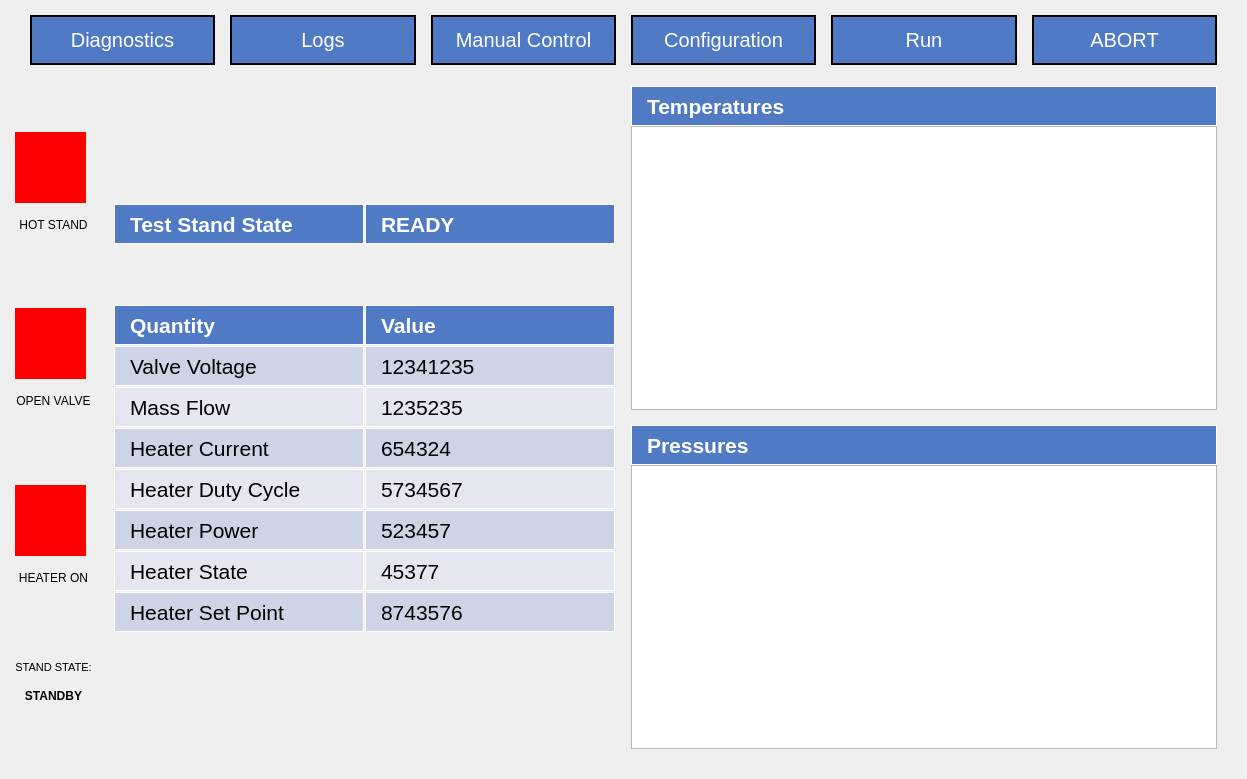
First picture: the form in App/UI/QT5_Generated_UI.ui, repository osuntp/ntp, before the edit.
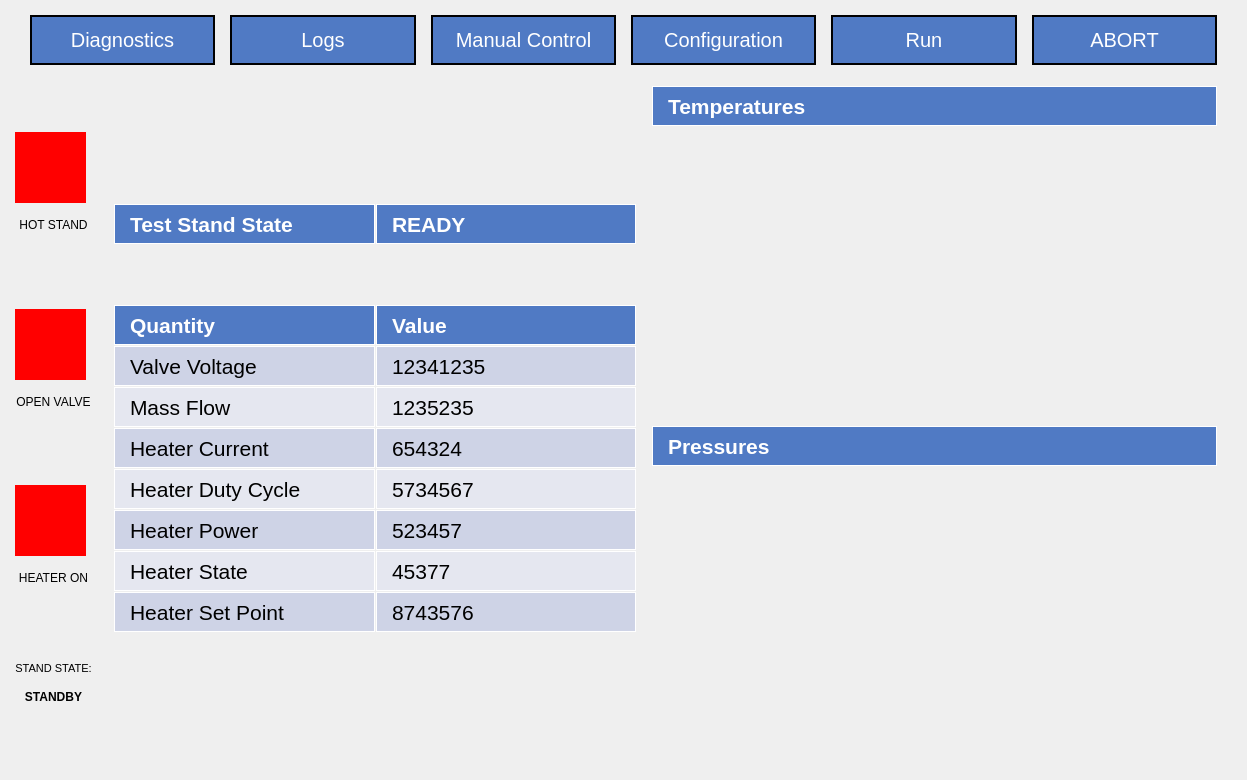
Second picture: the form after the edit. The open tabs and pages were chosen to show the change. Custom widgets are drawn as their Qt base class.

Commit message: UI now fully scales with window size.

```diff
--- a/App/UI/QT5_Generated_UI.ui
+++ b/App/UI/QT5_Generated_UI.ui
@@ -7,7 +7,7 @@
     <x>0</x>
     <y>0</y>
     <width>1247</width>
-    <height>779</height>
+    <height>780</height>
    </rect>
   </property>
   <property name="sizePolicy">
@@ -16,6 +16,12 @@
     <verstretch>0</verstretch>
    </sizepolicy>
   </property>
+  <property name="minimumSize">
+   <size>
+    <width>0</width>
+    <height>780</height>
+   </size>
+  </property>
   <property name="windowTitle">
    <string>MainWindow</string>
   </property>
@@ -556,7 +562,7 @@
             <item row="8" column="1">
              <widget class="QLabel" name="diagnostics_r05_value">
               <property name="sizePolicy">
-               <sizepolicy hsizetype="Fixed" vsizetype="Fixed">
+               <sizepolicy hsizetype="Expanding" vsizetype="Fixed">
                 <horstretch>0</horstretch>
                 <verstretch>0</verstretch>
                </sizepolicy>
@@ -601,7 +607,7 @@
             <item row="3" column="0">
              <widget class="QLabel" name="label_7">
               <property name="sizePolicy">
-               <sizepolicy hsizetype="Fixed" vsizetype="Fixed">
+               <sizepolicy hsizetype="Expanding" vsizetype="Fixed">
                 <horstretch>0</horstretch>
                 <verstretch>0</verstretch>
                </sizepolicy>
@@ -637,7 +643,7 @@
             <item row="9" column="1">
              <widget class="QLabel" name="diagnostics_r06_value">
               <property name="sizePolicy">
-               <sizepolicy hsizetype="Fixed" vsizetype="Fixed">
+               <sizepolicy hsizetype="Expanding" vsizetype="Fixed">
                 <horstretch>0</horstretch>
                 <verstretch>0</verstretch>
                </sizepolicy>
@@ -681,6 +687,12 @@
             </item>
             <item row="1" column="1">
              <widget class="QLabel" name="diagnostics_state_value">
+              <property name="sizePolicy">
+               <sizepolicy hsizetype="Expanding" vsizetype="Preferred">
+                <horstretch>0</horstretch>
+                <verstretch>0</verstretch>
+               </sizepolicy>
+              </property>
               <property name="font">
                <font>
                 <pointsize>16</pointsize>
@@ -702,6 +714,12 @@
             </item>
             <item row="1" column="0">
              <widget class="QLabel" name="label_2">
+              <property name="sizePolicy">
+               <sizepolicy hsizetype="Expanding" vsizetype="Preferred">
+                <horstretch>0</horstretch>
+                <verstretch>0</verstretch>
+               </sizepolicy>
+              </property>
               <property name="minimumSize">
                <size>
                 <width>250</width>
@@ -730,7 +748,7 @@
             <item row="7" column="1">
              <widget class="QLabel" name="diagnostics_r04_value">
               <property name="sizePolicy">
-               <sizepolicy hsizetype="Fixed" vsizetype="Fixed">
+               <sizepolicy hsizetype="Expanding" vsizetype="Fixed">
                 <horstretch>0</horstretch>
                 <verstretch>0</verstretch>
                </sizepolicy>
@@ -762,7 +780,7 @@
             <item row="10" column="1">
              <widget class="QLabel" name="diagnostics_r07_value">
               <property name="sizePolicy">
-               <sizepolicy hsizetype="Fixed" vsizetype="Fixed">
+               <sizepolicy hsizetype="Expanding" vsizetype="Fixed">
                 <horstretch>0</horstretch>
                 <verstretch>0</verstretch>
                </sizepolicy>
@@ -810,7 +828,7 @@
             <item row="8" column="0">
              <widget class="QLabel" name="label_15">
               <property name="sizePolicy">
-               <sizepolicy hsizetype="Fixed" vsizetype="Fixed">
+               <sizepolicy hsizetype="Expanding" vsizetype="Fixed">
                 <horstretch>0</horstretch>
                 <verstretch>0</verstretch>
                </sizepolicy>
@@ -842,7 +860,7 @@
             <item row="7" column="0">
              <widget class="QLabel" name="label_14">
               <property name="sizePolicy">
-               <sizepolicy hsizetype="Fixed" vsizetype="Fixed">
+               <sizepolicy hsizetype="Expanding" vsizetype="Fixed">
                 <horstretch>0</horstretch>
                 <verstretch>0</verstretch>
                </sizepolicy>
@@ -874,7 +892,7 @@
             <item row="9" column="0">
              <widget class="QLabel" name="label_16">
               <property name="sizePolicy">
-               <sizepolicy hsizetype="Fixed" vsizetype="Fixed">
+               <sizepolicy hsizetype="Expanding" vsizetype="Fixed">
                 <horstretch>0</horstretch>
                 <verstretch>0</verstretch>
                </sizepolicy>
@@ -906,7 +924,7 @@
             <item row="4" column="0">
              <widget class="QLabel" name="label_9">
               <property name="sizePolicy">
-               <sizepolicy hsizetype="Fixed" vsizetype="Fixed">
+               <sizepolicy hsizetype="Expanding" vsizetype="Fixed">
                 <horstretch>0</horstretch>
                 <verstretch>0</verstretch>
                </sizepolicy>
@@ -938,7 +956,7 @@
             <item row="4" column="1">
              <widget class="QLabel" name="diagnostics_r01_value">
               <property name="sizePolicy">
-               <sizepolicy hsizetype="Fixed" vsizetype="Fixed">
+               <sizepolicy hsizetype="Expanding" vsizetype="Fixed">
                 <horstretch>0</horstretch>
                 <verstretch>0</verstretch>
                </sizepolicy>
@@ -970,7 +988,7 @@
             <item row="3" column="1">
              <widget class="QLabel" name="label_8">
               <property name="sizePolicy">
-               <sizepolicy hsizetype="Fixed" vsizetype="Fixed">
+               <sizepolicy hsizetype="Expanding" vsizetype="Fixed">
                 <horstretch>0</horstretch>
                 <verstretch>0</verstretch>
                </sizepolicy>
@@ -1003,7 +1021,7 @@
             <item row="6" column="0">
              <widget class="QLabel" name="label_13">
               <property name="sizePolicy">
-               <sizepolicy hsizetype="Fixed" vsizetype="Fixed">
+               <sizepolicy hsizetype="Expanding" vsizetype="Fixed">
                 <horstretch>0</horstretch>
                 <verstretch>0</verstretch>
                </sizepolicy>
@@ -1035,7 +1053,7 @@
             <item row="6" column="1">
              <widget class="QLabel" name="diagnostics_r03_value">
               <property name="sizePolicy">
-               <sizepolicy hsizetype="Fixed" vsizetype="Fixed">
+               <sizepolicy hsizetype="Expanding" vsizetype="Fixed">
                 <horstretch>0</horstretch>
                 <verstretch>0</verstretch>
                </sizepolicy>
@@ -1067,7 +1085,7 @@
             <item row="10" column="0">
              <widget class="QLabel" name="label_17">
               <property name="sizePolicy">
-               <sizepolicy hsizetype="Fixed" vsizetype="Fixed">
+               <sizepolicy hsizetype="Expanding" vsizetype="Fixed">
                 <horstretch>0</horstretch>
                 <verstretch>0</verstretch>
                </sizepolicy>
@@ -1099,7 +1117,7 @@
             <item row="5" column="1">
              <widget class="QLabel" name="diagnostics_r02_value">
               <property name="sizePolicy">
-               <sizepolicy hsizetype="Fixed" vsizetype="Fixed">
+               <sizepolicy hsizetype="Expanding" vsizetype="Fixed">
                 <horstretch>0</horstretch>
                 <verstretch>0</verstretch>
                </sizepolicy>
@@ -1131,7 +1149,7 @@
             <item row="5" column="0">
              <widget class="QLabel" name="label_11">
               <property name="sizePolicy">
-               <sizepolicy hsizetype="Fixed" vsizetype="Fixed">
+               <sizepolicy hsizetype="Expanding" vsizetype="Fixed">
                 <horstretch>0</horstretch>
                 <verstretch>0</verstretch>
                </sizepolicy>
@@ -1230,19 +1248,13 @@
              </widget>
             </item>
             <item>
-             <widget class="QGraphicsView" name="diagnostics_plot1">
+             <widget class="MplWidget" name="diagnostics_plot1" native="true">
               <property name="sizePolicy">
                <sizepolicy hsizetype="Expanding" vsizetype="Expanding">
                 <horstretch>0</horstretch>
                 <verstretch>0</verstretch>
                </sizepolicy>
               </property>
-              <property name="minimumSize">
-               <size>
-                <width>565</width>
-                <height>276</height>
-               </size>
-              </property>
              </widget>
             </item>
             <item>
@@ -1295,19 +1307,13 @@
              </widget>
             </item>
             <item>
-             <widget class="QGraphicsView" name="diagnostics_plot2">
+             <widget class="MplWidget" name="diagnostics_plot2" native="true">
               <property name="sizePolicy">
                <sizepolicy hsizetype="Expanding" vsizetype="Expanding">
                 <horstretch>0</horstretch>
                 <verstretch>0</verstretch>
                </sizepolicy>
               </property>
-              <property name="minimumSize">
-               <size>
-                <width>565</width>
-                <height>276</height>
-               </size>
-              </property>
              </widget>
             </item>
            </layout>
@@ -2549,6 +2555,14 @@
    </layout>
   </widget>
  </widget>
+ <customwidgets>
+  <customwidget>
+   <class>MplWidget</class>
+   <extends>QWidget</extends>
+   <header>MplWidget.h</header>
+   <container>1</container>
+  </customwidget>
+ </customwidgets>
  <resources/>
  <connections/>
 </ui>
```
Left out of the diff: 36 changed lines with no effect on the pictures. The commit also changes 2 other files.
